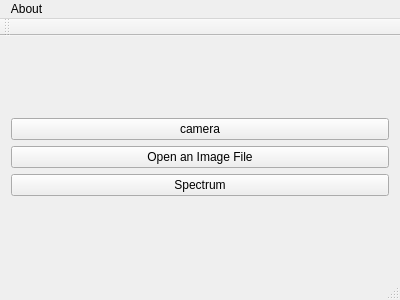
Above: MainWindow.ui from zach-capalbo/Kromophone before the change. Below: the same form after it.
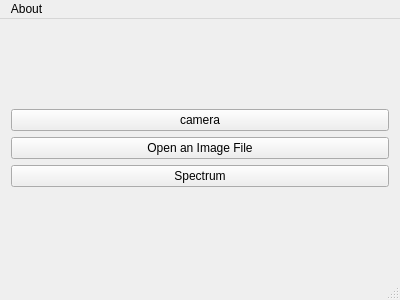
That is the form after the change.

Commit message: Builds and runs on windows with OpenCV 245

Diff of the .ui file:
```diff
--- a/MainWindow.ui
+++ b/MainWindow.ui
@@ -59,14 +59,6 @@
    </widget>
    <addaction name="menuAbout"/>
   </widget>
-  <widget class="QToolBar" name="mainToolBar">
-   <attribute name="toolBarArea">
-    <enum>TopToolBarArea</enum>
-   </attribute>
-   <attribute name="toolBarBreak">
-    <bool>false</bool>
-   </attribute>
-  </widget>
   <widget class="QStatusBar" name="statusBar"/>
   <action name="actionAbout">
    <property name="text">
```
Left out of the diff: 2 changed lines with no effect on the pictures. The commit also changes 2 other files.
